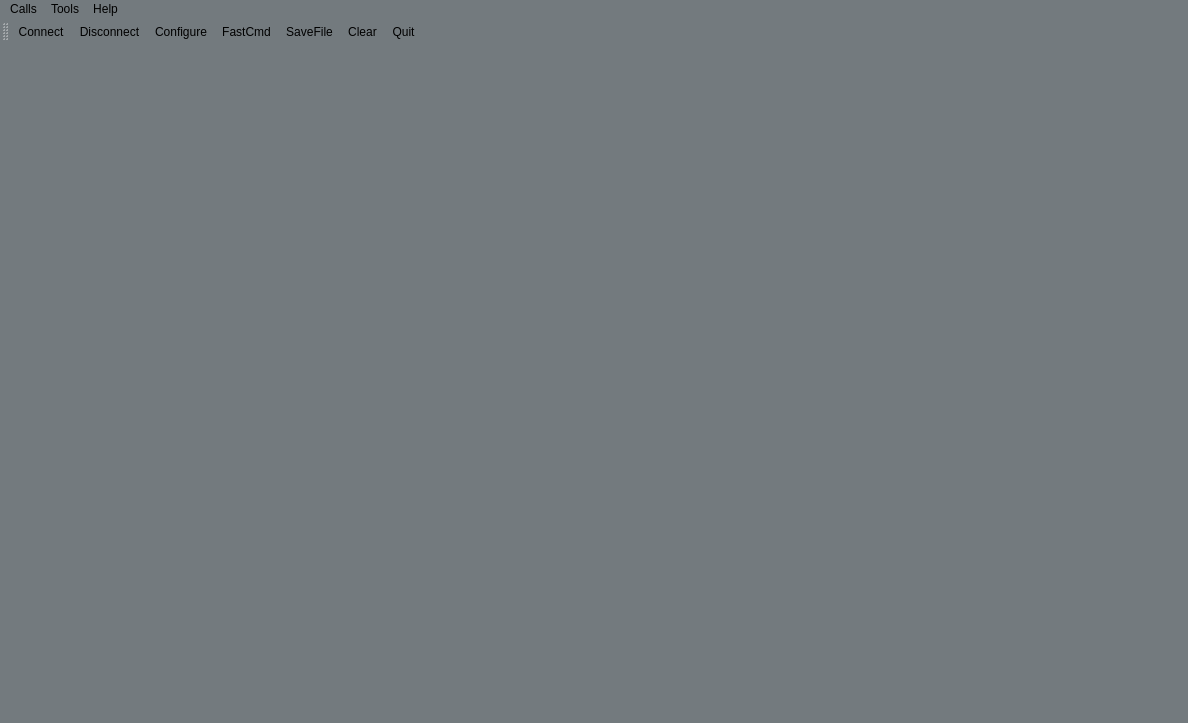
This is terminal/mainwindow.ui in shanlizi/QT_GF_Software as Qt 5 draws it before an edit. The edited form follows.
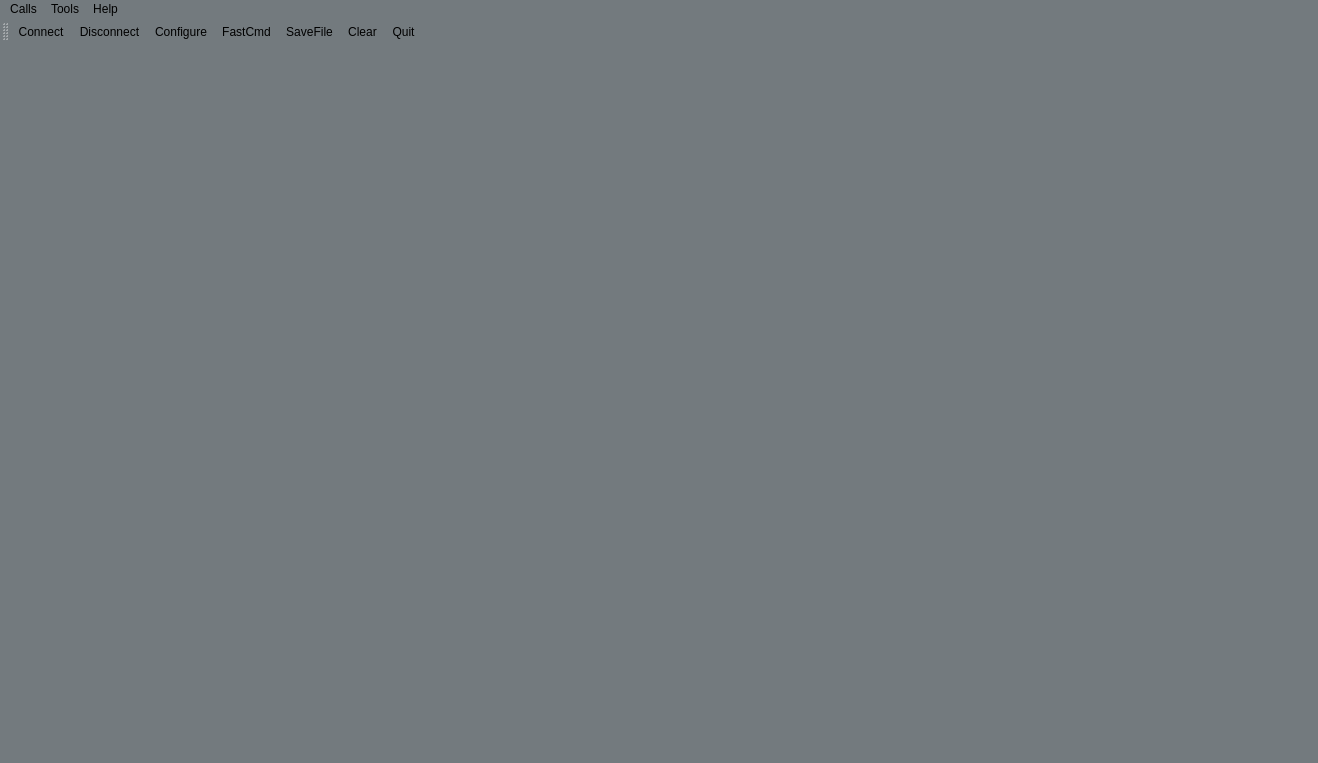
This is the edited form. Icons and pictures are not drawn.

Diff of the .ui file:
```diff
--- a/terminal/mainwindow.ui
+++ b/terminal/mainwindow.ui
@@ -6,8 +6,8 @@
    <rect>
     <x>0</x>
     <y>0</y>
-    <width>1188</width>
-    <height>723</height>
+    <width>1318</width>
+    <height>763</height>
    </rect>
   </property>
   <property name="windowTitle">
@@ -25,7 +25,7 @@
     <rect>
      <x>0</x>
      <y>0</y>
-     <width>1188</width>
+     <width>1318</width>
      <height>23</height>
     </rect>
    </property>
```
